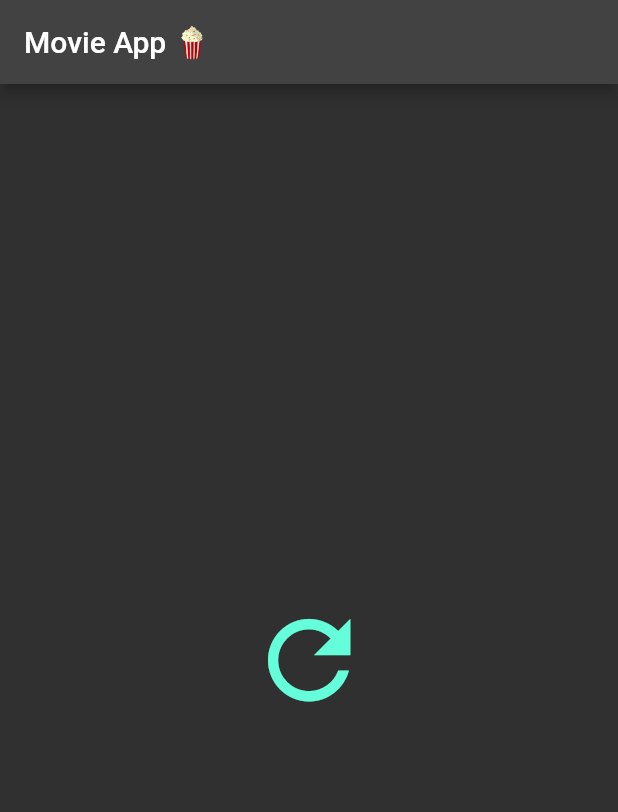
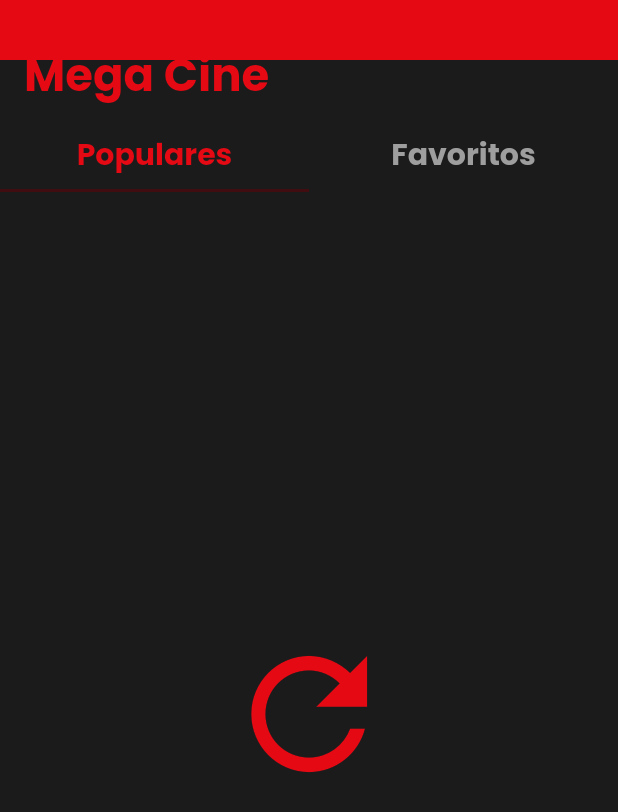
Before and after one commit to jusylopes/flutter_movie_app, a Flutter app: the screen it shows after launch, after a tap on the "refresh" icon, on a phone screen of 412 x 824 dp. Shown: the top 812 px of the screen. Run offline on Flutter 3.47's test engine with Material 2 defaults, Android fonts, the phone set to English and light mode, and no system bars; our stand-ins replace dio, equatable, flutter_bloc; network calls fail.

Commit message:
add tabbar

```diff
--- a/lib/utils/theme.dart
+++ b/lib/utils/theme.dart
@@ -1,10 +1,34 @@
 import 'package:flutter/material.dart';
+
+Map<int, Color> _color = {
+  50: const Color.fromRGBO(90, 4, 8, .1),
+  100: const Color.fromRGBO(90, 4, 8, .2),
+  200: const Color.fromRGBO(90, 4, 8, .3),
+  300: const Color.fromRGBO(90, 4, 8, .4),
+  400: const Color.fromRGBO(90, 4, 8, .5),
+  500: const Color.fromRGBO(90, 4, 8, .6),
+  600: const Color.fromRGBO(90, 4, 8, .7),
+  700: const Color.fromRGBO(90, 4, 8, .8),
+  800: const Color.fromRGBO(90, 4, 8, .9),
+  900: const Color.fromRGBO(90, 4, 8, 1),
+};
+
+MaterialColor _colorCustom = MaterialColor(0xFFE50914, _color);
 
 class MovieTheme {
   static ThemeData get dark => ThemeData(
-    brightness: Brightness.dark,
-    visualDensity: VisualDensity.adaptivePlatformDensity,
-    primarySwatch: Colors.red,
-
-  );
+        primarySwatch: _colorCustom,
+        // brightness: Brightness.dark,
+        visualDensity: VisualDensity.adaptivePlatformDensity,
+        fontFamily: 'Poppins',
+        textTheme: const TextTheme(
+          bodyText1: TextStyle(fontSize: 16.0, color: Colors.white),
+        ),
+        appBarTheme: const AppBarTheme(
+          toolbarHeight: 80,
+          backgroundColor: Colors.transparent,
+          elevation: 0,
+        ),
+        scaffoldBackgroundColor: const Color(0xff1b1b1b),
+      );
 }
--- a/lib/views/movie_home_page.dart
+++ b/lib/views/movie_home_page.dart
@@ -1,93 +1,49 @@
 import 'package:flutter/material.dart';
-import 'package:flutter_bloc/flutter_bloc.dart';
-import 'package:movie_app/cubit/popular_movie/popular_movie_cubit.dart';
-import 'package:movie_app/cubit/popular_movie/popular_movie_state.dart';
-import 'package:movie_app/models/popular_movie_model.dart';
+import 'package:movie_app/widgets/popular_movie.dart';
 
-class MovieHomePage extends StatefulWidget {
+class MovieHomePage extends StatelessWidget {
   const MovieHomePage({super.key});
 
   @override
-  State<MovieHomePage> createState() => _MovieHomePageState();
-}
-
-class _MovieHomePageState extends State<MovieHomePage> {
-  final List<PopularMovieModel> movies = [];
-  final ScrollController _scrollController = ScrollController();
-
-  @override
-  void initState() {
-    super.initState();
-    onScroll();
-  }
-
-  void onScroll() {
-    _scrollController.addListener(() async {
-      if (_scrollController.position.maxScrollExtent ==
-              _scrollController.offset &&
-          !BlocProvider.of<PopularMovieCubit>(context).isLoading) {
-        BlocProvider.of<PopularMovieCubit>(context).getPopularMovies();
-      }
-    });
-  }
-
-  @override
   Widget build(BuildContext context) {
-    final Size size = MediaQuery.of(context).size;
-
-    return Scaffold(
+    return DefaultTabController(
+      length: 2,
+      child: Scaffold(
         appBar: AppBar(
-          title: const Text('Movie App 🍿'),
+          flexibleSpace: Container(
+            height: 40,
+            color: Theme.of(context).primaryColor,
           ),
-        body: BlocBuilder<PopularMovieCubit, PopularMovieState>(
-          builder: (context, state) {
-            if (state is InitialState ||
-                state is LoadingState && movies.isEmpty) {
-              const Center(child: CircularProgressIndicator());
-            } else if (state is ErrorState) {
-              return Center(
-                child: IconButton(
-                  iconSize: size.width / 5,
-                  onPressed: () {
-                    BlocProvider.of<PopularMovieCubit>(context)
-                        .getPopularMovies();
-                  },
-                  color: Theme.of(context).colorScheme.secondary,
-                  splashColor: Theme.of(context).colorScheme.background,
-                  icon: const Icon(
-                    Icons.refresh,
+          title: Padding(
+            padding: const EdgeInsets.only(top: 20),
+            child: Text(
+              'Mega Cine',
+              style: TextStyle(
+                  fontSize: 30,
+                  fontWeight: FontWeight.w700,
+                  color: Theme.of(context).primaryColor),
             ),
           ),
-              );
-            } else if (state is SuccessState) {
-              movies.addAll(state.popularMovies);
-            }
-            return Scrollbar(
-              child: GridView.builder(
-                gridDelegate: const SliverGridDelegateWithFixedCrossAxisCount(
-                    crossAxisCount: 2, childAspectRatio: 0.70),
-                controller: _scrollController,
-                itemCount: movies.length,
-                itemBuilder: (context, index) => Card(
-                  margin: EdgeInsets.zero,
-                  child: Container(
-                    // title: Text(movies[index].title),
-
-                    child: Image.network(
-                      'https://image.tmdb.org/t/p/w220_and_h330_face${movies[index].posterPath}',
-                      fit: BoxFit.cover,
+          actions: const [],
+          bottom: TabBar(
+              labelStyle:
+                  const TextStyle(fontSize: 20.0, fontFamily: 'Poppins'),
+              labelColor: Theme.of(context).primaryColor,
+              unselectedLabelColor: Colors.grey,
+              tabs: const [
+                Tab(
+                  child: Text(
+                    'Populares',
                   ),
                 ),
+                Tab(child: Text('Favoritos')),
+              ]),
         ),
+        body: const TabBarView(children: [
+          PopularMovie(),
+          Text('favoritos'),
+        ]),
       ),
     );
-          },
-        ));
-  }
-
-  @override
-  void dispose() {
-    _scrollController.dispose();
-    super.dispose();
   }
 }
--- /dev/null
+++ b/lib/widgets/gridview_movie.dart
@@ -0,0 +1,49 @@
+import 'package:flutter/material.dart';
+import 'package:movie_app/models/popular_movie_model.dart';
+
+class GridViewMovie extends StatelessWidget {
+  const GridViewMovie(
+      {super.key,
+      required this.maxWidth,
+      required this.maxHeight,
+      required this.scrollController,
+      required this.movie});
+  final double maxWidth;
+  final double maxHeight;
+  final ScrollController scrollController;
+  final List<PopularMovieModel> movie;
+
+  @override
+  Widget build(BuildContext context) {
+    return Scrollbar(
+      child: GridView.builder(
+        padding: const EdgeInsets.all(15),
+        gridDelegate: SliverGridDelegateWithFixedCrossAxisCount(
+            crossAxisSpacing: 15,
+            mainAxisSpacing: 15,
+            crossAxisCount: maxWidth ~/ 130,
+            childAspectRatio: 9 / 18),
+        controller: scrollController,
+        itemCount: movie.length,
+        itemBuilder: (context, index) => GestureDetector(
+          onTap: () {
+            print(movie[index].title);
+          },
+          child: GridTile(
+            header: Image.network(
+              'https://image.tmdb.org/t/p/w220_and_h330_face${movie[index].posterPath}',
+              fit: BoxFit.cover,
+            ),
+            footer: Text(
+              movie[index].title,
+              style: Theme.of(context).textTheme.bodyText1,
+              maxLines: 2,
+              overflow: TextOverflow.ellipsis,
+            ),
+            child: const SizedBox(),
+          ),
+        ),
+      ),
+    );
+  }
+}
--- /dev/null
+++ b/lib/widgets/popular_movie.dart
@@ -0,0 +1,69 @@
+import 'package:flutter/material.dart';
+import 'package:flutter_bloc/flutter_bloc.dart';
+import 'package:movie_app/cubit/popular_movie/popular_movie_cubit.dart';
+import 'package:movie_app/cubit/popular_movie/popular_movie_state.dart';
+import 'package:movie_app/models/popular_movie_model.dart';
+import 'package:movie_app/widgets/gridview_movie.dart';
+import 'package:movie_app/widgets/reload_state_button.dart';
+
+class PopularMovie extends StatefulWidget {
+  const PopularMovie({super.key});
+
+  @override
+  State<PopularMovie> createState() => _PopularMovie();
+}
+
+class _PopularMovie extends State<PopularMovie> {
+  final List<PopularMovieModel> movies = [];
+  final ScrollController _scrollController = ScrollController();
+
+  @override
+  void initState() {
+    super.initState();
+    onScroll();
+  }
+
+  void onScroll() {
+    _scrollController.addListener(() async {
+      if (_scrollController.position.maxScrollExtent ==
+              _scrollController.offset &&
+          !BlocProvider.of<PopularMovieCubit>(context).isLoading) {
+        BlocProvider.of<PopularMovieCubit>(context).getPopularMovies();
+      }
+    });
+  }
+
+  @override
+  Widget build(BuildContext context) {
+    return LayoutBuilder(builder: (context, constraints) {
+      final double maxWidth = constraints.maxWidth;
+      final double maxHeight = constraints.maxHeight;
+
+      return BlocBuilder<PopularMovieCubit, PopularMovieState>(
+        builder: (context, state) {
+          if (state is InitialState ||
+              state is LoadingState && movies.isEmpty) {
+            const Center(child: CircularProgressIndicator());
+          } else if (state is ErrorState) {
+            return Center(
+              child: ReloadStateButton(maxHeight: maxHeight),
+            );
+          } else if (state is SuccessState) {
+            movies.addAll(state.popularMovies);
+          }
+          return GridViewMovie(
+              maxHeight: maxHeight,
+              maxWidth: maxWidth,
+              scrollController: _scrollController,
+              movie: movies);
+        },
+      );
+    });
+  }
+
+  @override
+  void dispose() {
+    _scrollController.dispose();
+    super.dispose();
+  }
+}
--- /dev/null
+++ b/lib/widgets/reload_state_button.dart
@@ -0,0 +1,28 @@
+import 'package:flutter/material.dart';
+import 'package:flutter_bloc/flutter_bloc.dart';
+import 'package:movie_app/cubit/popular_movie/popular_movie_cubit.dart';
+
+class ReloadStateButton extends StatelessWidget {
+  const ReloadStateButton({
+    Key? key,
+    required this.maxHeight,
+  }) : super(key: key);
+
+  final double maxHeight;
+
+  @override
+  Widget build(BuildContext context) {
+    return IconButton(
+      iconSize: maxHeight / 6,
+      onPressed: () {
+        BlocProvider.of<PopularMovieCubit>(context)
+            .getPopularMovies();
+      },
+      color: Theme.of(context).colorScheme.primary,
+      splashColor: Theme.of(context).colorScheme.background,
+      icon: const Icon(
+        Icons.refresh,
+      ),
+    );
+  }
+}
```
Also changed, not shown: assets/fonts/Poppins-Regular.ttf, 8 other files. Lines whose indentation alone changed are shown as unchanged.
